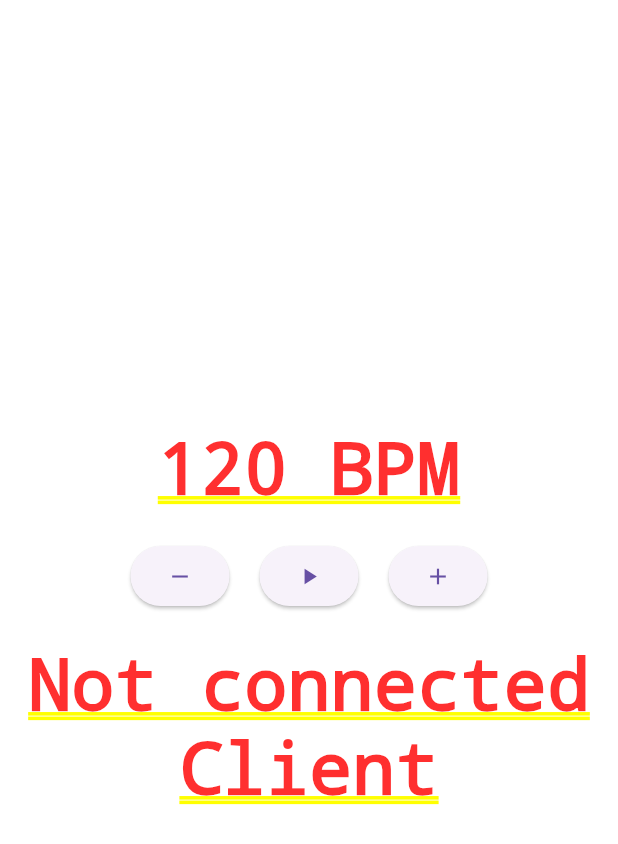
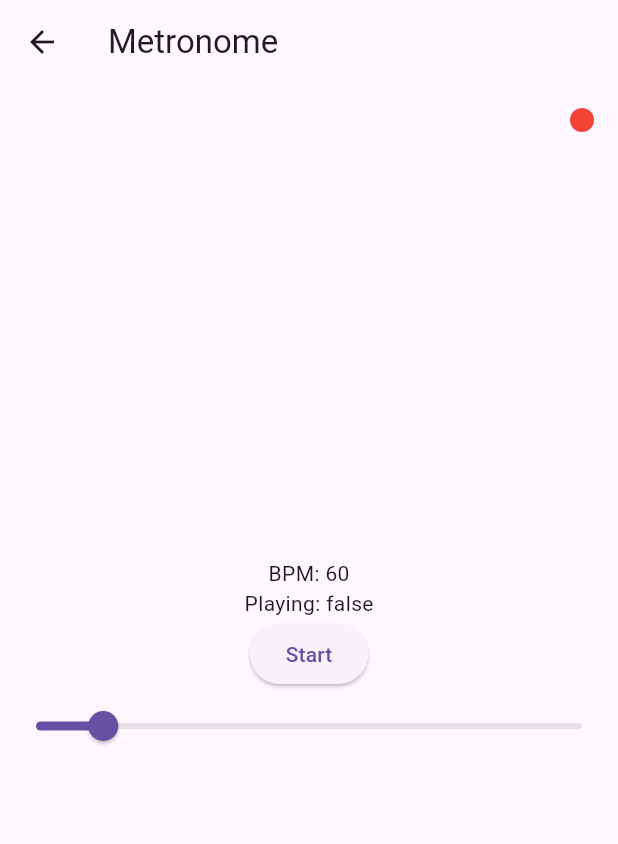
Before and after one commit to 7Solomon/P2pChords, a Flutter app: the screen it shows after launch, after a tap on "Metronome", on a phone screen of 412 x 824 dp. Shown: the top 844 px of the screen. Run offline on Flutter 3.47's test engine with Material 3 defaults, Android fonts, the phone set to English and light mode, and no system bars; our stand-ins replace file_picker, flutter_bloc, permission_handler, shared_preferences; missing offline and left inert: dart:ffi, nearby_connections.

Commit message:
updated metronome logic

```diff
--- /dev/null
+++ b/lib/customeWidgets/MetronomeBlinkWidget.dart
@@ -0,0 +1,30 @@
+import 'package:P2pChords/metronome/test.dart';
+import 'package:flutter/material.dart';
+import 'package:flutter_bloc/flutter_bloc.dart';
+
+class BlinkingCircle extends StatelessWidget {
+  @override
+  Widget build(BuildContext context) {
+    return BlocBuilder<MetronomeBloc, MetronomeState>(
+      builder: (context, state) {
+        bool isVisible = state.isPlaying ? state.tickCount % 4 == 0 : true;
+        return Positioned(
+          top: 16,
+          right: 16,
+          child: AnimatedOpacity(
+            opacity: isVisible ? 1.0 : 0.0,
+            duration: const Duration(milliseconds: 100),
+            child: Container(
+              width: 16,
+              height: 16,
+              decoration: const BoxDecoration(
+                color: Colors.red,
+                shape: BoxShape.circle,
+              ),
+            ),
+          ),
+        );
+      },
+    );
+  }
+}
--- a/lib/main.dart
+++ b/lib/main.dart
@@ -1,7 +1,10 @@
 import 'package:P2pChords/connect/connectionLogic/dataSendLogic.dart';
+import 'package:P2pChords/customeWidgets/MetronomeBlinkWidget.dart';
+import 'package:P2pChords/metronome/MetronomePage.dart';
 import 'package:P2pChords/metronome/test.dart';
 import 'package:P2pChords/song_select_pipeline/display_chords/SongPage/SongPage.dart';
 import 'package:flutter/material.dart';
+import 'package:flutter_bloc/flutter_bloc.dart';
 import 'package:provider/provider.dart';
 import 'package:P2pChords/connect/pages/choosePage.dart';
 import 'package:P2pChords/song_select_pipeline/GroupOverviewPage.dart';
@@ -12,7 +15,21 @@ void main() {
   runApp(
     MultiProvider(
       providers: [
-        ChangeNotifierProvider(create: (context) => NearbyMusicSyncProvider()),
+        ChangeNotifierProvider(create: (_) => NearbyMusicSyncProvider()),
+        BlocProvider<MetronomeBloc>(
+          create: (context) {
+            final syncProvider =
+                Provider.of<NearbyMusicSyncProvider>(context, listen: false);
+            final bloc = MetronomeBloc(
+              onMetronomeChanged: syncProvider.sendMetronomeUpdate,
+            );
+            syncProvider.onMetronomeUpdateReceived =
+                (bpm, isPlaying, tickCount) {
+              bloc.add(SyncMetronome(bpm, isPlaying, tickCount));
+            };
+            return bloc;
+          },
+        ),
       ],
       child: const MyApp(),
     ),
@@ -55,6 +72,7 @@ class MainPage extends StatelessWidget {
         child: SafeArea(
           child: Stack(
             children: [
+              BlinkingCircle(),
               Center(
                 child: Column(
                   mainAxisAlignment: MainAxisAlignment.center,
@@ -175,7 +193,7 @@ class MainPage extends StatelessWidget {
                           Navigator.push(
                             context,
                             MaterialPageRoute(
-                              builder: (context) => P2PMetronome(),
+                              builder: (context) => MetronomePage(),
                             ),
                           );
                         },
--- /dev/null
+++ b/lib/metronome/MetronomePage.dart
@@ -0,0 +1,46 @@
+import 'package:P2pChords/customeWidgets/MetronomeBlinkWidget.dart';
+import 'package:P2pChords/metronome/test.dart';
+import 'package:flutter/material.dart';
+import 'package:flutter_bloc/flutter_bloc.dart';
+
+class MetronomePage extends StatelessWidget {
+  @override
+  Widget build(BuildContext context) {
+    return Scaffold(
+      appBar: AppBar(title: Text('Metronome')),
+      body: Stack(
+        children: [
+          // Your existing page content here
+          Center(
+            child: BlocBuilder<MetronomeBloc, MetronomeState>(
+              builder: (context, state) {
+                return Column(
+                  mainAxisAlignment: MainAxisAlignment.center,
+                  children: [
+                    Text('BPM: ${state.bpm}'),
+                    Text('Playing: ${state.isPlaying}'),
+                    ElevatedButton(
+                      onPressed: () => context.read<MetronomeBloc>().add(
+                          state.isPlaying ? StopMetronome() : StartMetronome()),
+                      child: Text(state.isPlaying ? 'Stop' : 'Start'),
+                    ),
+                    Slider(
+                      value: state.bpm.toDouble(),
+                      min: 40,
+                      max: 208,
+                      divisions: 168,
+                      onChanged: (value) => context
+                          .read<MetronomeBloc>()
+                          .add(UpdateBpm(value.round())),
+                    ),
+                  ],
+                );
+              },
+            ),
+          ),
+          BlinkingCircle(),
+        ],
+      ),
+    );
+  }
+}
--- a/lib/metronome/test.dart
+++ b/lib/metronome/test.dart
@@ -1,199 +1,157 @@
 import 'dart:async';
-import 'dart:convert';
-import 'dart:typed_data';
-import 'package:flutter/material.dart';
-import 'package:audioplayers/audioplayers.dart';
-import 'package:nearby_connections/nearby_connections.dart';
+import 'package:P2pChords/state.dart';
+import 'package:flutter_bloc/flutter_bloc.dart';
 
-class P2PMetronome extends StatefulWidget {
-  @override
-  _P2PMetronomeState createState() => _P2PMetronomeState();
+// Events
+
+class MetronomeBloc extends Bloc<MetronomeEvent, MetronomeState> {
+  Timer? _timer;
+  final void Function(int bpm, bool isPlaying, int tickCount)
+      onMetronomeChanged;
+  int _tickCount = 0;
+  DateTime? _lastTickTime;
+
+  MetronomeBloc({required this.onMetronomeChanged})
+      : super(MetronomeState(isPlaying: false, bpm: 60, tickCount: 0)) {
+    on<StartMetronome>(_onStartMetronome);
+    on<StopMetronome>(_onStopMetronome);
+    on<UpdateBpm>(_onUpdateBpm);
+    on<SyncMetronome>(_onSyncMetronome);
   }
 
-class _P2PMetronomeState extends State<P2PMetronome> {
-  int _bpm = 120;
-  bool _isPlaying = false;
-  Timer? _timer;
-  final AudioPlayer _audioPlayer = AudioPlayer();
-
-  bool _isHost = false;
-  String? _connectedDeviceId;
-
-  @override
-  void initState() {
-    super.initState();
-    _loadAudio();
-  }
-
-  Future<void> _loadAudio() async {
-    await _audioPlayer.setSource(AssetSource('metronome.mp3'));
-  }
-
-  void _onConnectionInitiated(String id, ConnectionInfo info) {
-    Nearby().acceptConnection(
-      id,
-      onPayLoadRecieved: _onPayloadReceived,
-      onPayloadTransferUpdate: _onPayloadTransferUpdate,
-    );
-  }
-
-  void _onConnectionResult(String id, Status status) {
-    if (status == Status.CONNECTED) {
-      setState(() {
-        _connectedDeviceId = id;
-        _isHost = true;
-      });
+  void _onStartMetronome(StartMetronome event, Emitter<MetronomeState> emit) {
+    if (!state.isPlaying) {
+      _tickCount = 0;
+      _lastTickTime = DateTime.now();
+      _startTicking();
+      emit(MetronomeState(
+          isPlaying: true, bpm: state.bpm, tickCount: _tickCount));
+      onMetronomeChanged(state.bpm, true, _tickCount);
     }
   }
 
-  void _onDisconnected(String id) {
-    setState(() {
-      _connectedDeviceId = null;
-      _isHost = false;
+  void _onStopMetronome(StopMetronome event, Emitter<MetronomeState> emit) {
+    if (state.isPlaying) {
+      _timer?.cancel();
+      emit(MetronomeState(
+          isPlaying: false, bpm: state.bpm, tickCount: _tickCount));
+      onMetronomeChanged(state.bpm, false, _tickCount);
+    }
+  }
+
+  void _onUpdateBpm(UpdateBpm event, Emitter<MetronomeState> emit) {
+    emit(MetronomeState(
+        isPlaying: state.isPlaying, bpm: event.bpm, tickCount: _tickCount));
+    if (state.isPlaying) {
+      _startTicking();
+    }
+    onMetronomeChanged(event.bpm, state.isPlaying, _tickCount);
+  }
+
+  void _onSyncMetronome(SyncMetronome event, Emitter<MetronomeState> emit) {
+    _tickCount = event.tickCount;
+    emit(MetronomeState(
+        isPlaying: event.isPlaying, bpm: event.bpm, tickCount: _tickCount));
+    if (event.isPlaying) {
+      _startTicking();
+    } else {
+      _timer?.cancel();
+    }
+  }
+
+  void _startTicking() {
+    _timer?.cancel();
+    const ticksPerBeat = 4; // Assuming 4 ticks per beat for more precise sync
+    final tickInterval =
+        Duration(milliseconds: 60000 ~/ (state.bpm * ticksPerBeat));
+
+    _timer = Timer.periodic(tickInterval, (_) {
+      _tickCount++;
+      if (_tickCount % ticksPerBeat == 0) {
+        // This is a main beat
+        // Here you would trigger the metronome sound
+        print('Tick! BPM: ${state.bpm}, Beat: ${_tickCount ~/ ticksPerBeat}');
+      }
+
+      // Emit new state and sync
+      emit(MetronomeState(
+          isPlaying: true, bpm: state.bpm, tickCount: _tickCount));
+      onMetronomeChanged(state.bpm, true, _tickCount);
+
+      // Check and correct drift
+      _correctDrift(tickInterval);
     });
   }
 
-  void _onEndpointFound(String id, String userName, String serviceId) {
-    Nearby().requestConnection(
-      "Device ${DateTime.now().millisecondsSinceEpoch}",
-      id,
-      onConnectionInitiated: _onConnectionInitiated,
-      onConnectionResult: _onConnectionResult,
-      onDisconnected: _onDisconnected,
-    );
+  void _correctDrift(Duration expectedInterval) {
+    final now = DateTime.now();
+    final actualInterval = now.difference(_lastTickTime!);
+    final drift = actualInterval - expectedInterval;
+
+    if (drift.abs() > Duration(milliseconds: 5)) {
+      // If drift is significant, adjust the next tick time
+      _timer?.cancel();
+      _timer = Timer(expectedInterval - drift, () {
+        _startTicking();
+      });
     }
 
-  void _onEndpointLost(String id) {
-    // Handle endpoint lost
+    _lastTickTime = now;
   }
 
-  void _onPayloadReceived(String id, Payload payload) {
-    String message = String.fromCharCodes(payload.bytes!);
-    Map<String, dynamic> data = jsonDecode(message);
-    if (data['type'] == 'sync') {
-      _syncMetronome(data['bpm'], data['timestamp']);
+  @override
+  Future<void> close() {
+    _timer?.cancel();
+    return super.close();
   }
 }
 
-  void _onPayloadTransferUpdate(String id, PayloadTransferUpdate update) {
-    // Handle payload transfer updates if needed
+class MetronomeState {
+  final bool isPlaying;
+  final int bpm;
+  final int tickCount;
+
+  MetronomeState(
+      {required this.isPlaying, required this.bpm, required this.tickCount});
 }
 
-  void _toggleMetronome() {
-    setState(() {
-      _isPlaying = !_isPlaying;
-      if (_isPlaying) {
-        _startMetronome();
-        if (_isHost && _connectedDeviceId != null) {
-          _sendSyncMessage();
-        }
-      } else {
-        _stopMetronome();
-      }
-    });
+abstract class MetronomeEvent {}
+
+class StartMetronome extends MetronomeEvent {}
+
+class StopMetronome extends MetronomeEvent {}
+
+class UpdateBpm extends MetronomeEvent {
+  final int bpm;
+  UpdateBpm(this.bpm);
 }
 
-  void _startMetronome() {
-    final interval = Duration(milliseconds: (60000 / _bpm).round());
-    _timer = Timer.periodic(interval, (timer) {
-      _audioPlayer.resume();
-    });
+class SyncMetronome extends MetronomeEvent {
+  final int bpm;
+  final bool isPlaying;
+  final int tickCount;
+  SyncMetronome(this.bpm, this.isPlaying, this.tickCount);
 }
 
-  void _stopMetronome() {
-    _timer?.cancel();
-    _audioPlayer.stop();
+// Extension to NearbyMusicSyncProvider
+extension MetronomeSyncExtension on NearbyMusicSyncProvider {
+  void sendMetronomeUpdate(int bpm, bool isPlaying, int tickCount) {
+    final data = {
+      'type': 'metronomeUpdate',
+      'content': {
+        'bpm': bpm,
+        'isPlaying': isPlaying,
+        'tickCount': tickCount,
+      }
+    };
+    sendDataToAll(data);
   }
 
-  void _changeBPM(int newBPM) {
-    setState(() {
-      _bpm = newBPM;
-      if (_isPlaying) {
-        _stopMetronome();
-        _startMetronome();
-        if (_isHost && _connectedDeviceId != null) {
-          _sendSyncMessage();
+  void handleMetronomeUpdate(Map<String, dynamic> data) {
+    if (data['type'] == 'metronomeUpdate') {
+      final content = data['content'];
+      onMetronomeUpdateReceived?.call(
+          content['bpm'], content['isPlaying'], content['tickCount']);
     }
   }
-    });
 }
-
-  void _sendSyncMessage() {
-    if (_connectedDeviceId != null) {
-      Map<String, dynamic> syncData = {
-        'type': 'sync',
-        'bpm': _bpm,
-        'timestamp': DateTime.now().millisecondsSinceEpoch,
-      };
-      Nearby().sendBytesPayload(_connectedDeviceId!,
-          Uint8List.fromList(jsonEncode(syncData).codeUnits));
-    }
-  }
-
-  void _syncMetronome(int bpm, int timestamp) {
-    int currentTime = DateTime.now().millisecondsSinceEpoch;
-    int timeDifference = currentTime - timestamp;
-
-    setState(() {
-      _bpm = bpm;
-      _isPlaying = true;
-    });
-
-    _stopMetronome();
-
-    // Calculate the delay for the next beat
-    int beatInterval = (60000 / _bpm).round();
-    int delay = beatInterval - (timeDifference % beatInterval);
-
-    // Start the metronome after the calculated delay
-    Future.delayed(Duration(milliseconds: delay), () {
-      _startMetronome();
-    });
-  }
-
-  @override
-  Widget build(BuildContext context) {
-    return Column(
-      mainAxisAlignment: MainAxisAlignment.center,
-      children: [
-        Text(
-          '$_bpm BPM',
-          style: TextStyle(fontSize: 48, fontWeight: FontWeight.bold),
-        ),
-        SizedBox(height: 20),
-        Row(
-          mainAxisAlignment: MainAxisAlignment.center,
-          children: [
-            ElevatedButton(
-              onPressed: () => _changeBPM(_bpm - 1),
-              child: Icon(Icons.remove),
-            ),
-            SizedBox(width: 20),
-            ElevatedButton(
-              onPressed: _toggleMetronome,
-              child: Icon(_isPlaying ? Icons.stop : Icons.play_arrow),
-            ),
-            SizedBox(width: 20),
-            ElevatedButton(
-              onPressed: () => _changeBPM(_bpm + 1),
-              child: Icon(Icons.add),
-            ),
-          ],
-        ),
-        SizedBox(height: 20),
-        Text(_connectedDeviceId != null
-            ? 'Connected to: $_connectedDeviceId'
-            : 'Not connected'),
-        Text(_isHost ? 'Host' : 'Client'),
-      ],
-    );
-  }
-
-  @override
-  void dispose() {
-    _timer?.cancel();
-    _audioPlayer.dispose();
-    Nearby().stopAllEndpoints();
-    super.dispose();
-  }
-}
--- a/pubspec.yaml
+++ b/pubspec.yaml
@@ -44,6 +44,7 @@ dependencies:
   crypto:
   path_provider:
   audioplayers:
+  flutter_bloc: ^8.1.6
 
 
 dev_dependencies:
```
Also changed, not shown: lib/state.dart (+10 -1 lines), pubspec.lock. Lines whose indentation alone changed are shown as unchanged.
